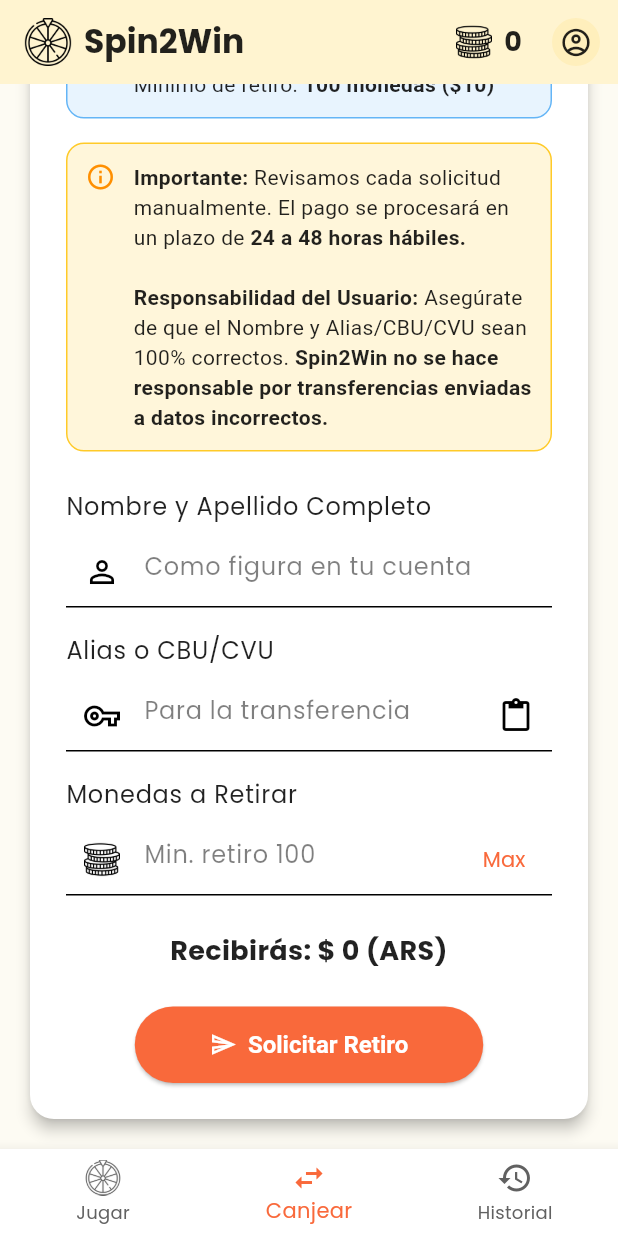
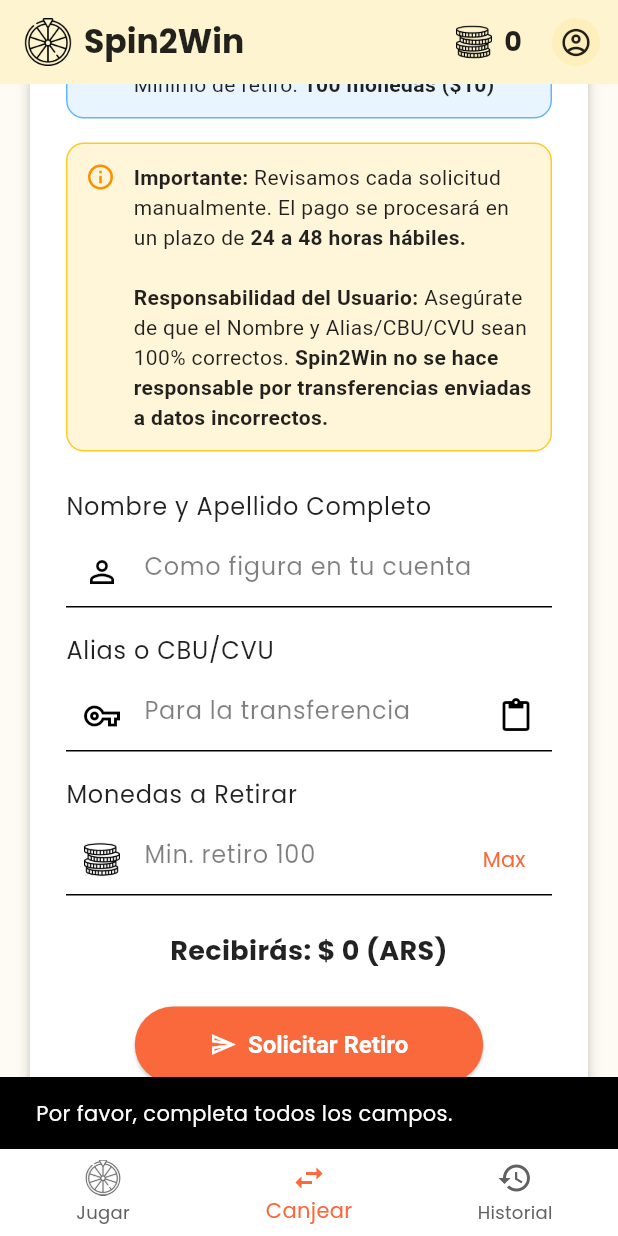
Before and after one commit to AlexisleonelIMP/Spin2Win_V2, a Flutter app: the screen it shows once a user with an empty profile is signed in, item 2 of the bottom bar chosen, scrolled down 311 dp, after a tap on "Solicitar Retiro", on a phone screen of 412 x 824 dp. Run offline on Flutter 3.47's test engine with Material 3 defaults, Android fonts, the phone set to English and light mode, and no system bars; our stand-ins replace cloud_firestore, cloud_functions, connectivity_plus, firebase_auth, firebase_core, google_sign_in and 1 more; accounts and stored records are empty; network calls fail.

Commit message:
ruleta funcionando en la nube sin errores, canje funcional

```diff
--- a/lib/core/providers/user_notifier.dart
+++ b/lib/core/providers/user_notifier.dart
@@ -7,6 +7,7 @@ class UserNotifier extends ChangeNotifier {
   // Método para establecer las monedas iniciales
   void setInitialCoins(int coins) {
     _coins = coins;
+    notifyListeners();
   }
 
   // Método para actualizar las monedas después de un giro
--- a/lib/features/main_app/views/exchange_view.dart
+++ b/lib/features/main_app/views/exchange_view.dart
@@ -2,6 +2,9 @@ import 'package:flutter/material.dart';
 import 'package:flutter/services.dart';
 import 'package:cloud_firestore/cloud_firestore.dart';
 import 'package:firebase_auth/firebase_auth.dart';
+import 'package:provider/provider.dart';
+
+import '../../../core/providers/user_notifier.dart';
 import '../../../shared/widgets/info_card.dart';
 import '../../../shared/widgets/custom_text_field.dart';
 
@@ -59,7 +62,97 @@ class _ExchangePageState extends State<ExchangePage> {
   }
 
   Future<void> _submitWithdrawalRequest(int currentUserCoins) async {
-    // ... (la lógica de esta función no cambia) ...
+    final coinsToWithdraw = int.tryParse(_coinsController.text) ?? 0;
+    final name = _nameController.text.trim();
+    final alias = _aliasController.text.trim();
+    final user = FirebaseAuth.instance.currentUser;
+
+    if (name.isEmpty || alias.isEmpty || coinsToWithdraw <= 0) {
+      if (!mounted) return;
+      ScaffoldMessenger.of(context).showSnackBar(
+        const SnackBar(content: Text('Por favor, completa todos los campos.')),
+      );
+      return;
+    }
+    if (coinsToWithdraw < _minimumWithdrawal) {
+      if (!mounted) return;
+      ScaffoldMessenger.of(context).showSnackBar(
+        SnackBar(
+            content:
+            Text('El retiro mínimo es de $_minimumWithdrawal monedas.')),
+      );
+      return;
+    }
+    if (coinsToWithdraw > currentUserCoins) {
+      if (!mounted) return;
+      ScaffoldMessenger.of(context).showSnackBar(
+        const SnackBar(
+            content: Text('No tienes suficientes monedas para este retiro.')),
+      );
+      return;
+    }
+    if (user == null) return;
+
+    setState(() => _isLoading = true);
+
+    try {
+      final userRef =
+      FirebaseFirestore.instance.collection('users').doc(user.uid);
+      final withdrawalRef =
+      FirebaseFirestore.instance.collection('withdrawal_requests').doc();
+
+      await FirebaseFirestore.instance.runTransaction((transaction) async {
+        final userSnapshot = await transaction.get(userRef);
+        final currentCoins = (userSnapshot.data()?['coins'] ?? 0) as int;
+
+        if (currentCoins < coinsToWithdraw) {
+          throw Exception('Saldo insuficiente.');
+        }
+
+        final newCoinTotal = currentCoins - coinsToWithdraw;
+
+        transaction.set(withdrawalRef, {
+          'userId': user.uid,
+          'userName': name,
+          'userAlias': alias,
+          'coinsToWithdraw': coinsToWithdraw,
+          'amountInPesos': _amountToReceive,
+          'status': 'pending',
+          'timestamp': FieldValue.serverTimestamp(),
+        });
+
+        transaction.update(userRef, {'coins': newCoinTotal});
+
+        transaction.update(userRef, {
+          'withdrawalName': name,
+          'withdrawalAlias': alias,
+        });
+
+        // **LÍNEA CLAVE AÑADIDA AQUÍ**
+        // Actualizamos el estado local inmediatamente después de la transacción
+        if (mounted) {
+          Provider.of<UserNotifier>(context, listen: false).updateCoins(newCoinTotal);
+        }
+      });
+
+      if (mounted) {
+        ScaffoldMessenger.of(context).showSnackBar(
+          const SnackBar(
+              content: Text('¡Solicitud de retiro enviada con éxito!')),
+        );
+      }
+      _coinsController.clear();
+    } catch (e) {
+      if (mounted) {
+        ScaffoldMessenger.of(context).showSnackBar(
+          SnackBar(content: Text('Error al enviar la solicitud: $e')),
+        );
+      }
+    } finally {
+      if (mounted) {
+        setState(() => _isLoading = false);
+      }
+    }
   }
 
   @override
@@ -176,13 +269,11 @@ class _ExchangePageState extends State<ExchangePage> {
                     ],
                   ),
                   const SizedBox(height: 16),
-
-                  // ----- WIDGET MODIFICADO AQUÍ -----
                   Container(
                     padding: const EdgeInsets.all(12),
                     decoration: BoxDecoration(
                       color: isDarkMode
-                          ? Colors.blue.withOpacity(0.2) // Usamos otro color para diferenciarlo
+                          ? Colors.blue.withOpacity(0.2)
                           : Colors.blue.withOpacity(0.1),
                       borderRadius: BorderRadius.circular(12),
                       border: Border.all(
@@ -193,10 +284,10 @@ class _ExchangePageState extends State<ExchangePage> {
                       ),
                     ),
                     child: Row(
-                      crossAxisAlignment: CrossAxisAlignment.start,
+                      crossAxisAlignment: CrossAxisAlignment.center,
                       children: [
                         Icon(
-                          Icons.swap_horiz_rounded, // Ícono más representativo
+                          Icons.swap_horiz_rounded,
                           color: isDarkMode
                               ? Colors.blue.shade200
                               : Colors.blue.shade800,
@@ -216,11 +307,14 @@ class _ExchangePageState extends State<ExchangePage> {
                                 const TextSpan(text: 'Tasa de Cambio: '),
                                 TextSpan(
                                     text: '$_exchangeRate Monedas = \$1\n',
-                                    style: const TextStyle(fontWeight: FontWeight.bold)),
+                                    style: const TextStyle(
+                                        fontWeight: FontWeight.bold)),
                                 const TextSpan(text: 'Mínimo de retiro: '),
                                 TextSpan(
-                                    text: '$_minimumWithdrawal monedas (\$${(_minimumWithdrawal / _exchangeRate).toStringAsFixed(0)})',
-                                    style: const TextStyle(fontWeight: FontWeight.bold)),
+                                    text:
+                                    '$_minimumWithdrawal monedas (\$${(_minimumWithdrawal / _exchangeRate).toStringAsFixed(0)})',
+                                    style: const TextStyle(
+                                        fontWeight: FontWeight.bold)),
                               ],
                             ),
                           ),
@@ -228,8 +322,6 @@ class _ExchangePageState extends State<ExchangePage> {
                       ],
                     ),
                   ),
-                  // ----- FIN DEL WIDGET MODIFICADO -----
-
                   const SizedBox(height: 16),
                   Container(
                     padding: const EdgeInsets.all(12),
@@ -309,7 +401,34 @@ class _ExchangePageState extends State<ExchangePage> {
                     suffixIcon: IconButton(
                       icon: const Icon(Icons.content_paste),
                       onPressed: () async {
-                        // ... (lógica del botón de pegar no cambia) ...
+                        final clipboardData =
+                        await Clipboard.getData(Clipboard.kTextPlain);
+
+                        if (clipboardData != null && clipboardData.text != null && mounted) {
+                          _aliasController.text = clipboardData.text!;
+                          _aliasController.selection =
+                              TextSelection.fromPosition(TextPosition(
+                                  offset: _aliasController.text.length));
+
+                          ScaffoldMessenger.of(context).showSnackBar(
+                            SnackBar(
+                              content: const Row(children: [
+                                Icon(Icons.check_circle_outline,
+                                    color: Colors.white),
+                                SizedBox(width: 8),
+                                Text('¡Listo! Texto pegado.'),
+                              ]),
+                              backgroundColor: Colors.green.shade600,
+                              behavior: SnackBarBehavior.floating,
+                              shape: RoundedRectangleBorder(
+                                borderRadius: BorderRadius.circular(24),
+                              ),
+                              margin: const EdgeInsets.only(
+                                  right: 20, left: 20, bottom: 20),
+                              duration: const Duration(seconds: 2),
+                            ),
+                          );
+                        }
                       },
                     ),
                   ),
```
